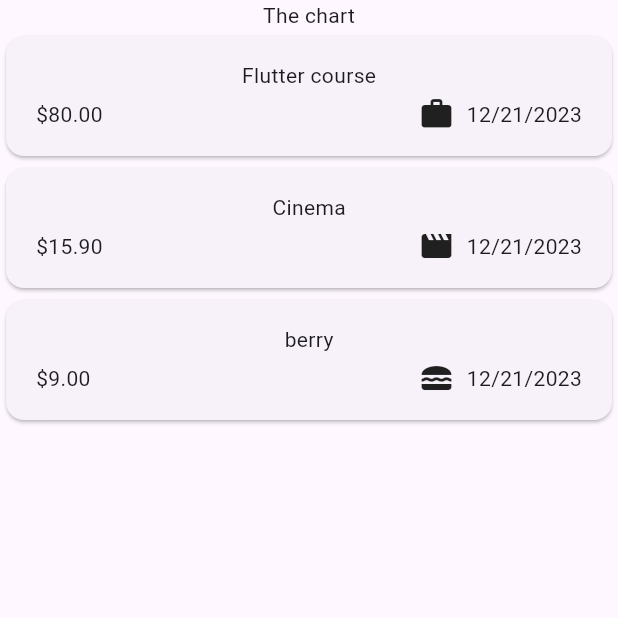
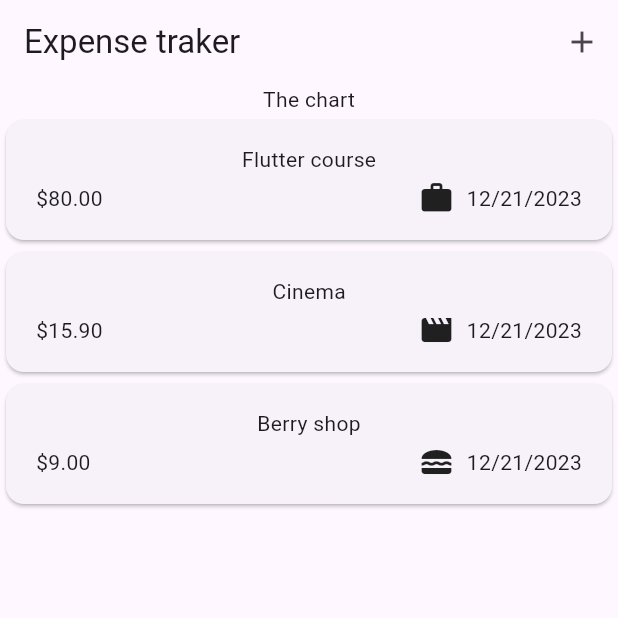
Before and after one commit to auza0002/expense_tracker_flutter, a Flutter app: the screen it shows after launch, on a phone screen of 412 x 824 dp, the top half of it. Run offline on Flutter 3.47's test engine with Material 3 defaults, Android fonts, the phone set to English and light mode, and no system bars.

Commit message:
Displaying modal bottom sheet with text input

```diff
--- a/lib/widgets/expenses.dart
+++ b/lib/widgets/expenses.dart
@@ -1,5 +1,6 @@
 import 'package:expense_tracker_app/widgets/expenses_list/expenses_list.dart';
 import 'package:expense_tracker_app/model/expense.dart';
+import 'package:expense_tracker_app/widgets/new_expense.dart';
 import 'package:flutter/material.dart';
 
 class Expenses extends StatefulWidget {
@@ -24,16 +25,33 @@ class _ExpensesState extends State<Expenses> {
       category: Category.leisure,
     ),
     Expense(
-      title: "berry",
+      title: "Berry shop",
       amount: 9,
       date: DateTime.now(),
       category: Category.food,
     ),
   ];
 
+  void _openAddExpensesOverlay() {
+    showModalBottomSheet(
+      context: context,
+      builder: (ctx) => const NewExpense(),
+    );
+  }
+
   @override
   Widget build(BuildContext context) {
     return Scaffold(
+      appBar: AppBar(
+        centerTitle: false,
+        title: const Text("Expense traker"),
+        actions: [
+          IconButton(
+            onPressed: _openAddExpensesOverlay,
+            icon: const Icon(Icons.add),
+          ),
+        ],
+      ),
       body: Column(
         children: [
           const Text("The chart"),
```
Also changed, not shown: lib/widgets/new_expense.dart (added, +28 -0 lines).
